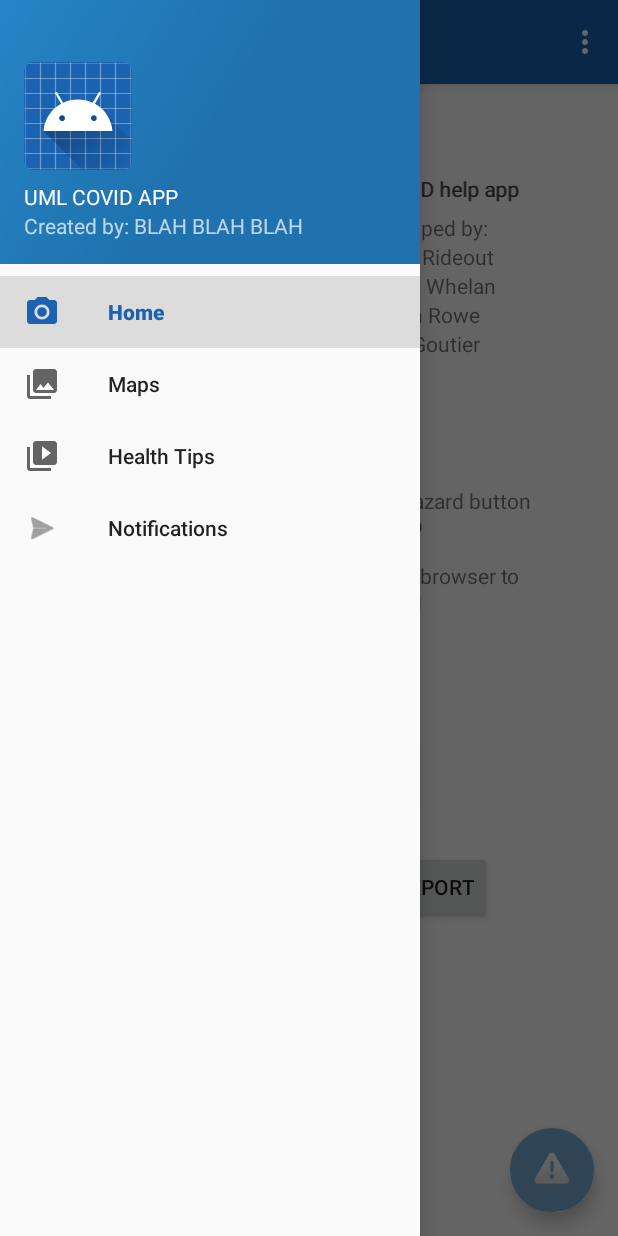
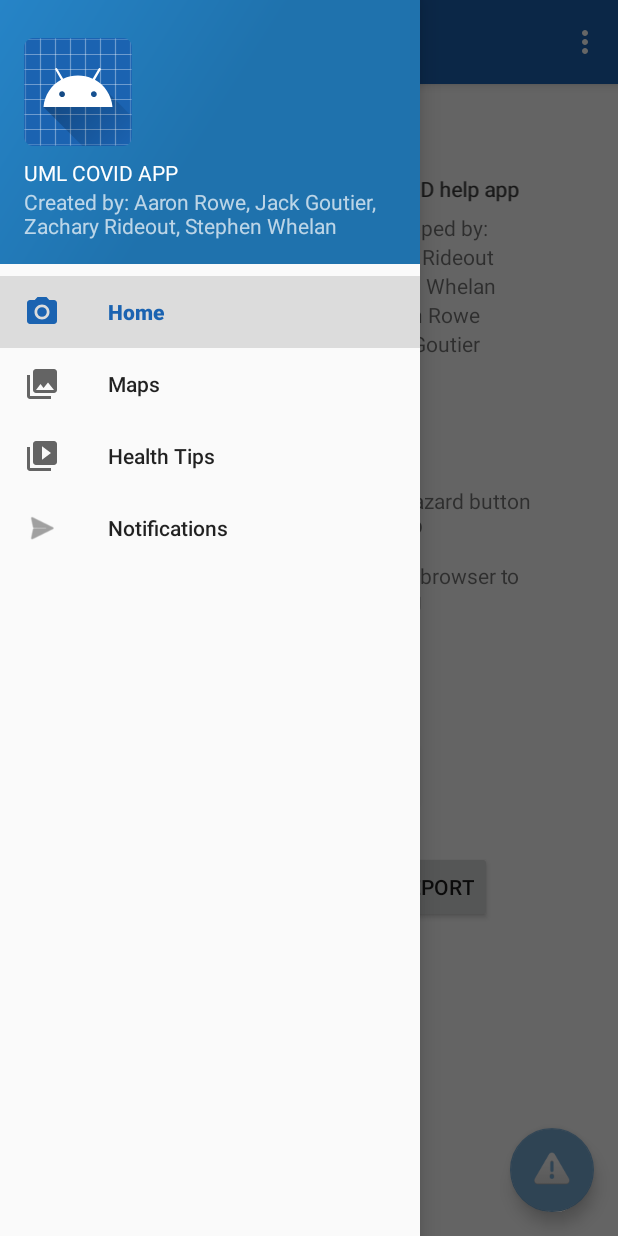
Before and after one commit to StephenWhelan/FortifyEdge, an Android app: the screen it shows after launch (MainActivity), with the side drawer open, on a phone screen of 412 x 824 dp. Run offline under Robolectric (Android 15) with nearby library versions, the phone set to English and light mode, and no system bars; our stand-ins replace navigation-ui; Roboto replaces fonts that are not available here.

Commit message:
update names

```diff
--- a/app/src/main/res/layout/nav_header_main.xml
+++ b/app/src/main/res/layout/nav_header_main.xml
@@ -31,5 +31,5 @@
         android:id="@+id/textView"
         android:layout_width="wrap_content"
         android:layout_height="wrap_content"
-        android:text="Created by: BLAH BLAH BLAH" />
+        android:text="Created by: Aaron Rowe, Jack Goutier, Zachary Rideout, Stephen Whelan" />
 </LinearLayout>
```
